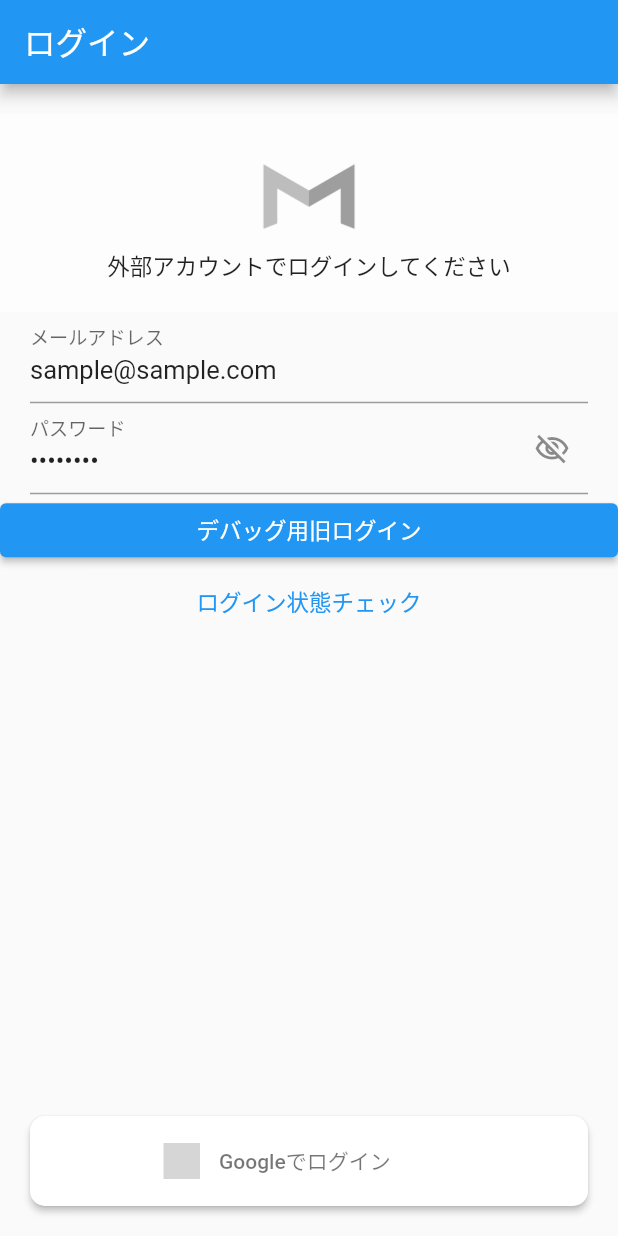
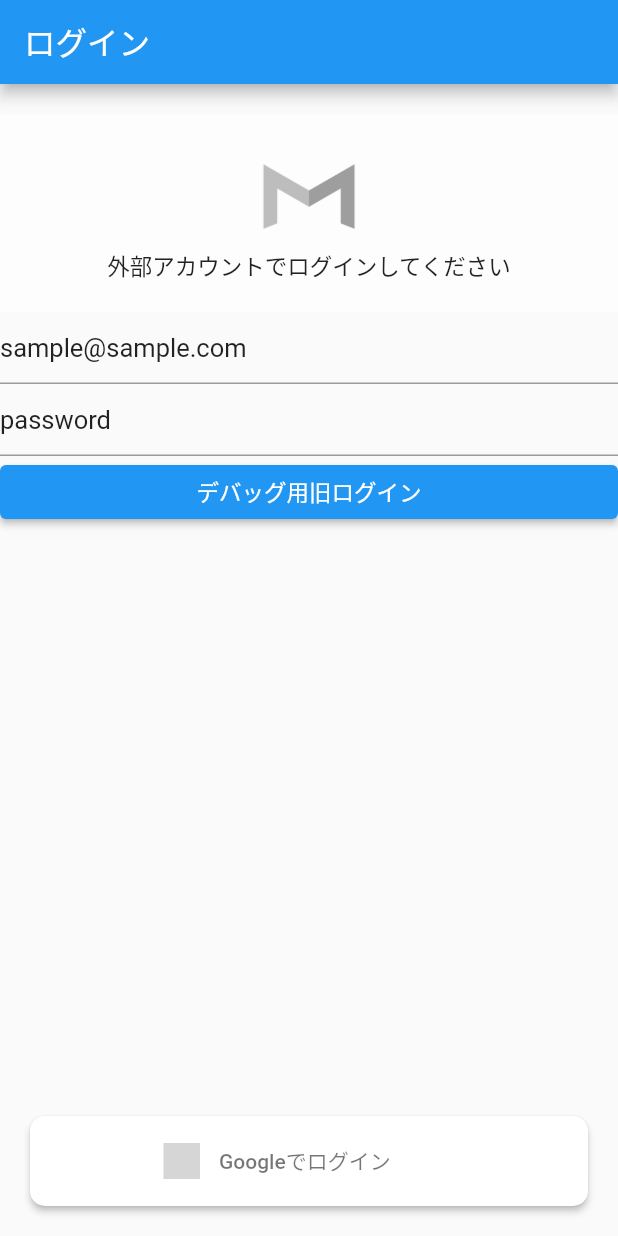
Before and after one commit to yusuke-rakus/MoneyHook-mobile, a Flutter app: the screen it shows after launch, on a phone screen of 412 x 824 dp. Run offline on Flutter 3.47's test engine with Material 2 defaults, Android fonts, the phone set to English and light mode, and no system bars; drawn by our look-alikes of loader_overlay, sign_in_button; our stand-ins replace charts_flutter, dio, firebase_auth, firebase_core, flutter_secure_storage, flutter_slidable and 3 more; missing offline and left inert: localstore, switcher; accounts and stored records are empty; generated files the repository leaves out were written again; grey boxes are pictures that could not be loaded.

Commit message:
デバッグ用ログインを追加

```diff
--- a/lib/src/app.dart
+++ b/lib/src/app.dart
@@ -10,6 +10,7 @@ import 'package:money_hooks/src/screens/login.dart';
 import 'package:money_hooks/src/screens/saving.dart';
 import 'package:money_hooks/src/screens/settings.dart';
 import 'package:money_hooks/src/screens/timelineScreen.dart';
+import 'package:shared_preferences/shared_preferences.dart';
 
 class MyApp extends StatelessWidget {
   const MyApp({Key? key}) : super(key: key);
@@ -70,24 +71,35 @@ class _MyStatefulWidgetState extends State<MyStatefulWidget> {
     super.initState();
     // 認証
     Future(() {
-      FirebaseAuth.instance.authStateChanges().listen((User? user) {
+      // *** デバッグ用async ***
+      FirebaseAuth.instance.authStateChanges().listen((User? user) async {
         setState(() {
           _selectedIndex = 0;
         });
         if (user == null) {
-          // ログイン画面へ
-          setState(() {
-            setLoginItem();
-          });
+          // *** デバッグ用ログイン start ***
+          SharedPreferences prefs = await SharedPreferences.getInstance();
+          final userId = prefs.getString('USER_ID');
+          if (userId != null) {
+            setState(() {
+              env = envClass.setUserId(userId);
+              setScreenItems();
+            });
+          }
+          // *** デバッグ用ログイン end ***
+          else {
+            // ログイン画面へ
+            setState(() {
+              setLoginItem();
+            });
+          }
         } else {
           user.getIdToken().then((value) {
             final String? token = value;
             final String? email = user.email;
 
             if (token != null && email != null) {
-              print('load start');
               userApi.googleSignIn(context, email, token).then((userId) {
-                print('load end');
                 if (userId == null) {
                   // ログイン画面へ
                   setState(() {
--- a/lib/src/screens/login.dart
+++ b/lib/src/screens/login.dart
@@ -1,4 +1,3 @@
-import 'package:firebase_auth/firebase_auth.dart';
 import 'package:flutter/material.dart';
 import 'package:loader_overlay/loader_overlay.dart';
 import 'package:money_hooks/src/api/userApi.dart';
@@ -25,6 +24,7 @@ class _LoginState extends State<Login> {
   late bool _isLoading;
   late userClass loginInfo;
 
+  // [デバッグ用]
   void setLoading() {
     setState(() {
       _isLoading ? context.loaderOverlay.hide() : context.loaderOverlay.show();
@@ -32,7 +32,7 @@ class _LoginState extends State<Login> {
     });
   }
 
-  // アプリケーションの再読み込み
+  // アプリケーションの再読み込み[デバッグ用]
   void reload() {
     Navigator.pushReplacement(
         context,
@@ -40,7 +40,7 @@ class _LoginState extends State<Login> {
             builder: (BuildContext context) => const MyStatefulWidget()));
   }
 
-  // スナックバー表示
+  // スナックバー表示[デバッグ用]
   void setSnackBar(String message) {
     CommonSnackBar.build(context: context, text: message);
   }
@@ -52,7 +52,7 @@ class _LoginState extends State<Login> {
     _isLoading = widget.isLoading;
   }
 
-  // ログイン処理
+  // ログイン処理[デバッグ用]
   void _login(BuildContext context, userClass loginInfo) async {
     await userApi.login(loginInfo, setLoading, reload, setSnackBar);
   }
@@ -64,17 +64,6 @@ class _LoginState extends State<Login> {
     } on Exception catch (e) {
       CommonSnackBar.build(context: context, text: 'Firebaseエラー');
     }
-  }
-
-  /// Firebase Auth
-  void _checkLogin() {
-    FirebaseAuth.instance.authStateChanges().listen((User? user) {
-      if (user == null) {
-        print('Null');
-      } else {
-        print('signed in!');
-      }
-    });
   }
 
   @override
@@ -101,63 +90,32 @@ class _LoginState extends State<Login> {
             ListView(
               children: [
                 const dataNotRegisteredBox(message: '外部アカウントでログインしてください'),
-                Padding(
-                  padding: const EdgeInsets.only(left: 20, right: 20),
-                  child: TextField(
+                // *** デバッグ用ログイン start ***
+                TextField(
                   onChanged: (value) {
                     setState(() {
                       loginInfo.email = value;
                     });
                   },
                   controller: emailController,
-                    decoration: const InputDecoration(
-                      labelText: 'メールアドレス',
                 ),
-                  ),
-                ),
-                Padding(
-                  padding: const EdgeInsets.only(left: 20, right: 20),
-                  child: TextField(
+                TextField(
                   onChanged: (value) {
                     setState(() {
                       loginInfo.password = value;
                     });
                   },
                   controller: passwordController,
-                    obscureText: !_showPassword,
-                    decoration: InputDecoration(
-                        labelText: "パスワード",
-                        suffixIcon: IconButton(
-                          icon: Icon(_showPassword
-                              ? Icons.visibility_outlined
-                              : Icons.visibility_off_outlined),
-                          onPressed: () {
-                            setState(() {
-                              _showPassword = !_showPassword;
-                            });
-                          },
-                        )),
-                  ),
                 ),
                 ElevatedButton(
-                  onPressed: loginInfo.isDisabled()
-                      ? null
-                      : _isLoading
-                          ? null
-                          : () {
-                              setState(() {
+                  onPressed: () {
                     _login(context, loginInfo);
-                              });
                   },
                   child: const Text(
                     'デバッグ用旧ログイン',
                   ),
                 ),
-                TextButton(
-                    onPressed: () {
-                      _checkLogin();
-                    },
-                    child: const Text('ログイン状態チェック'))
+                // *** デバッグ用ログイン end ***
               ],
             ),
             Padding(
```
Also changed, not shown: lib/src/screens/settings.dart (+20 -21 lines). Lines whose indentation alone changed are shown as unchanged.
